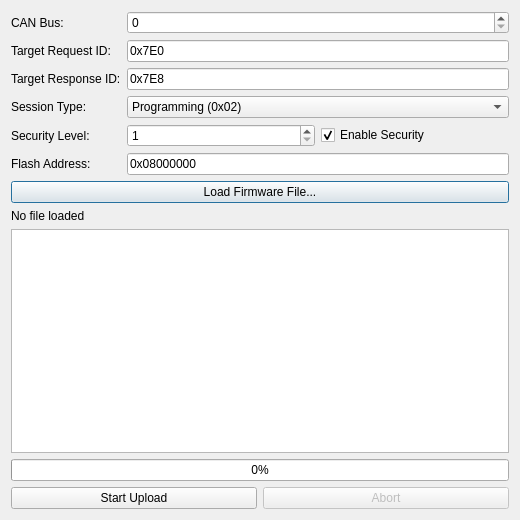
dominikmaslak11/SavvyCAN, file ui/udsfirmwareuploaderwindow.ui: the form before one commit.
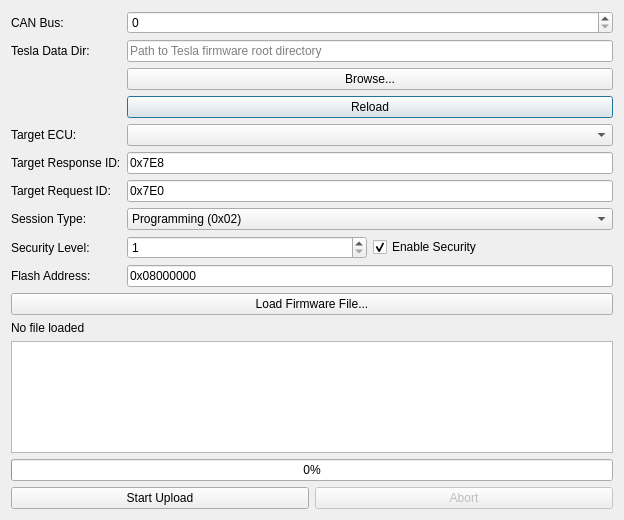
The form after the commit.

Commit message: Add ability to set directory where Tesla firmware is stored, use it to populate fields and allow selection of ECU to flash.

What changed in the file:
```diff
--- a/ui/udsfirmwareuploaderwindow.ui
+++ b/ui/udsfirmwareuploaderwindow.ui
@@ -6,7 +6,7 @@
    <rect>
     <x>0</x>
     <y>0</y>
-    <width>520</width>
+    <width>624</width>
     <height>520</height>
    </rect>
   </property>
@@ -27,41 +27,69 @@
       <widget class="QSpinBox" name="spinBus"/>
      </item>
      <item row="1" column="0">
-      <widget class="QLabel" name="labelTargetID">
+      <widget class="QLabel" name="labelTeslaDir">
        <property name="text">
-        <string>Target Request ID:</string>
+        <string>Tesla Data Dir:</string>
        </property>
       </widget>
      </item>
      <item row="1" column="1">
-      <widget class="QLineEdit" name="txtTargetID">
+      <layout class="QHBoxLayout" name="horizontalLayoutTeslaDir">
+       <item>
+        <widget class="QLineEdit" name="txtTeslaDir">
+         <property name="placeholderText">
+          <string>Path to Tesla firmware root directory</string>
+         </property>
+        </widget>
+       </item>
+      </layout>
+     </item>
+     <item row="5" column="0">
+      <widget class="QLabel" name="labelNode">
        <property name="text">
-        <string>0x7E0</string>
+        <string>Target ECU:</string>
        </property>
       </widget>
      </item>
-     <item row="2" column="0">
+     <item row="5" column="1">
+      <widget class="QComboBox" name="cmbTeslaNode"/>
+     </item>
+     <item row="6" column="0">
       <widget class="QLabel" name="labelRespID">
        <property name="text">
         <string>Target Response ID:</string>
        </property>
       </widget>
      </item>
-     <item row="2" column="1">
+     <item row="6" column="1">
       <widget class="QLineEdit" name="txtResponseID">
        <property name="text">
         <string>0x7E8</string>
        </property>
       </widget>
      </item>
-     <item row="3" column="0">
+     <item row="7" column="0">
+      <widget class="QLabel" name="labelTargetID">
+       <property name="text">
+        <string>Target Request ID:</string>
+       </property>
+      </widget>
+     </item>
+     <item row="7" column="1">
+      <widget class="QLineEdit" name="txtTargetID">
+       <property name="text">
+        <string>0x7E0</string>
+       </property>
+      </widget>
+     </item>
+     <item row="8" column="0">
       <widget class="QLabel" name="labelSession">
        <property name="text">
         <string>Session Type:</string>
        </property>
       </widget>
      </item>
-     <item row="3" column="1">
+     <item row="8" column="1">
       <widget class="QComboBox" name="cbSessionType">
        <item>
         <property name="text">
@@ -75,14 +103,28 @@
        </item>
       </widget>
      </item>
-     <item row="4" column="0">
+     <item row="9" column="0">
       <widget class="QLabel" name="labelSecurity">
        <property name="text">
         <string>Security Level:</string>
        </property>
       </widget>
      </item>
-     <item row="4" column="1">
+     <item row="10" column="0">
+      <widget class="QLabel" name="labelAddr">
+       <property name="text">
+        <string>Flash Address:</string>
+       </property>
+      </widget>
+     </item>
+     <item row="10" column="1">
+      <widget class="QLineEdit" name="txtFlashAddr">
+       <property name="text">
+        <string>0x08000000</string>
+       </property>
+      </widget>
+     </item>
+     <item row="9" column="1">
       <layout class="QHBoxLayout" name="horizontalLayout">
        <item>
         <widget class="QSpinBox" name="spinSecurityLevel">
@@ -109,17 +151,17 @@
        </item>
       </layout>
      </item>
-     <item row="5" column="0">
-      <widget class="QLabel" name="labelAddr">
+     <item row="3" column="1">
+      <widget class="QPushButton" name="btnReloadNodes">
        <property name="text">
-        <string>Flash Address:</string>
+        <string>Reload</string>
        </property>
       </widget>
      </item>
-     <item row="5" column="1">
-      <widget class="QLineEdit" name="txtFlashAddr">
+     <item row="2" column="1">
+      <widget class="QPushButton" name="btnBrowseTeslaDir">
        <property name="text">
-        <string>0x08000000</string>
+        <string>Browse...</string>
        </property>
       </widget>
      </item>
```
Left out of the diff: 6 changed lines with no effect on the pictures. The commit also changes 2 other files.
